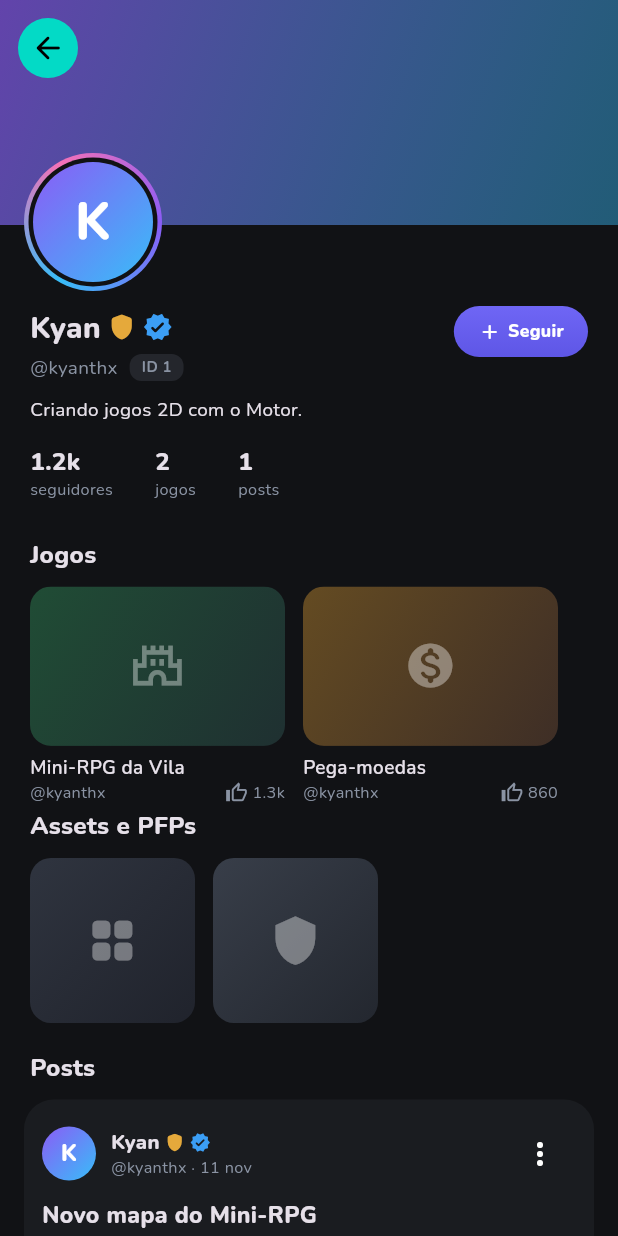
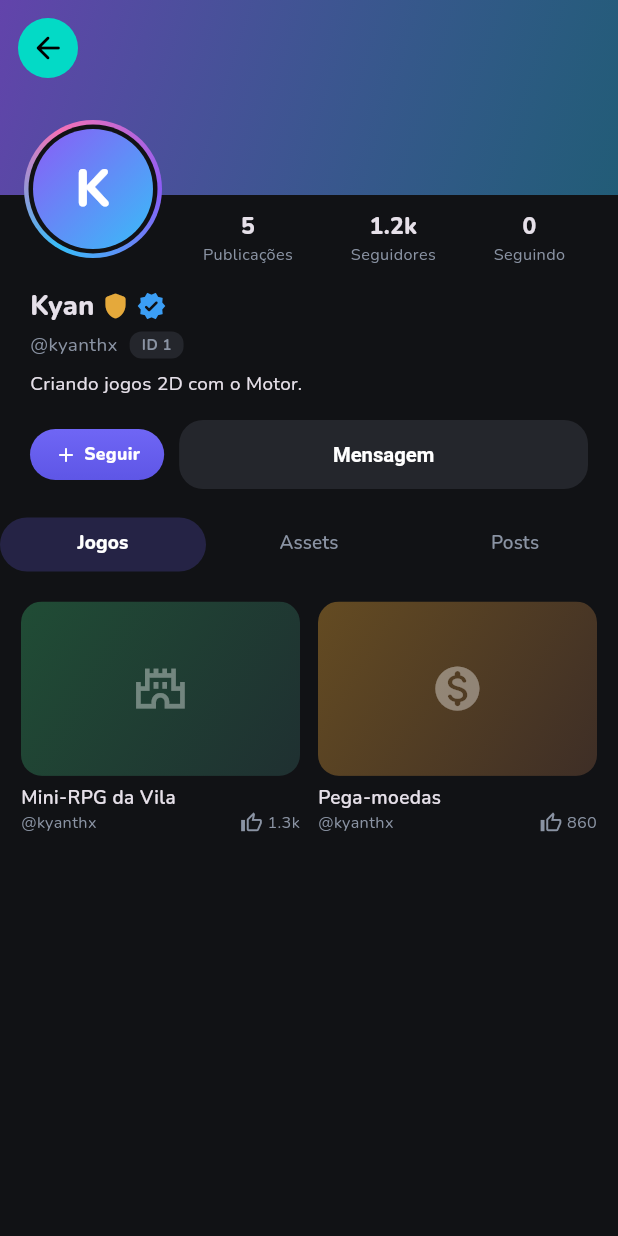
Before and after one commit to kyanthx-dv/motor-app, a Flutter app: the JogoPagina screen opened directly with sample values from the repository, after a tap on an icon or button, on a phone screen of 412 x 824 dp. Run offline on Flutter 3.47's test engine with Material 3 defaults, Android fonts, the phone set to English and light mode, and no system bars; our stand-ins replace google_fonts, webview_flutter; missing offline and left inert: webview_flutter_android.

Commit message:
Perfil estilo Instagram + comentarios em um nivel (#12)
* Perfil estilo Instagram unificado, respostas em um nivel, Novo jogo na aba

Co-Authored-By: Claude Sonnet 5.5 <noreply@anthropic.com>
Claude-Session: https://claude.ai/code/session_019R5tT4t3zo8BZSaGoiUJwV

* Remove codigo sem uso

Co-Authored-By: Claude Sonnet 5.5 <noreply@anthropic.com>
Claude-Session: https://claude.ai/code/session_019R5tT4t3zo8BZSaGoiUJwV

---------

Co-authored-by: Claude <noreply@anthropic.com>

```diff
--- a/lib/blocky/casca.dart
+++ b/lib/blocky/casca.dart
@@ -3,7 +3,6 @@ import 'package:flutter/material.dart';
 import 'icones.dart';
 import 'abas.dart';
 import 'criar.dart';
-import 'projeto.dart';
 import 'widgets.dart';
 
 /// Estrutura principal: 4 abas. Criar nao tem botao fixo: cada aba tem sua acao no lugar onde faz sentido
@@ -39,8 +38,6 @@ class _CascaState extends State<Casca> with SingleTickerProviderStateMixin {
         return _Acao(chave: 'loja', icone: Ic.subir, texto: 'Publicar', aoTocar: () => menuPublicar(context));
       case 2:
         return _Acao(chave: 'post', icone: Ic.lapis, texto: 'Postar', aoTocar: () => Navigator.of(context).push(MaterialPageRoute<void>(builder: (_) => const NovoPostTela())));
-      case 3:
-        return _Acao(chave: 'jogo', icone: Ic.mais, texto: 'Novo jogo', aoTocar: () => novoJogo(context));
     }
     return null;
   }
--- a/lib/blocky/dados.dart
+++ b/lib/blocky/dados.dart
@@ -102,9 +102,11 @@ class ItemLoja {
 enum Selo { dono, verificado, premium, bot }
 
 class Pessoa {
-  const Pessoa(this.usuario, this.nome, this.seguidores, {this.id = 0, this.selos = const [], this.bio = ''});
+  // seguindo: quantas pessoas ela segue
+  const Pessoa(this.usuario, this.nome, this.seguidores, {this.id = 0, this.selos = const [], this.bio = '', this.seguindo = 0});
   final String usuario;
   final String nome;
+  final int seguindo;
   final int seguidores;
   final int id; // ID numerico fixo da conta (nao muda como o @usuario)
   final List<Selo> selos;
--- a/lib/blocky/perfil_publico.dart
+++ b/lib/blocky/perfil_publico.dart
@@ -133,60 +133,59 @@ class PerfilPublicoTela extends StatelessWidget {
   const PerfilPublicoTela({super.key, required this.usuario});
   final String usuario;
 
+  void _ir(BuildContext context, Widget w) => Navigator.of(context).push(MaterialPageRoute<void>(builder: (_) => w));
+
   @override
   Widget build(BuildContext context) {
     final p = pessoaDe(usuario);
     final jogos = jogosExemplo.where((j) => j.autor == usuario).toList();
     final posts = postsExemplo.where((x) => x.autor == usuario).toList();
     final itens = itensLojaExemplo.where((i) => i.autor == usuario).toList();
+    Widget vazio() => const Padding(padding: EdgeInsets.all(40), child: Center(child: Text('Nada publicado ainda.', style: TextStyle(color: Cores.texto2))));
     return Scaffold(
-      body: ListView(padding: EdgeInsets.zero, children: [
-        CabecalhoPerfil(usuario: usuario, esquerda: IconButton.filledTonal(icon: const Icon(Ic.voltar), onPressed: () => Navigator.pop(context)), acao: const BotaoSeguir()),
-        Padding(
-          padding: const EdgeInsets.fromLTRB(20, 14, 20, 6),
-          child: Row(children: [_num('${abreviar(p.seguidores)}', 'seguidores'), const SizedBox(width: 28), _num('${jogos.length}', 'jogos'), const SizedBox(width: 28), _num('${posts.length}', 'posts')]),
-        ),
-        if (jogos.isNotEmpty) ...[
-          _titulo('Jogos'),
-          SizedBox(
-            height: 130,
-            child: ListView.separated(scrollDirection: Axis.horizontal, padding: const EdgeInsets.symmetric(horizontal: 20), itemCount: jogos.length, separatorBuilder: (_, __) => const SizedBox(width: 12), itemBuilder: (_, i) => CartaoJogo(jogo: jogos[i], largura: 170, aoTocar: () => Navigator.of(context).push(MaterialPageRoute<void>(builder: (_) => JogoPagina(jogo: jogos[i]))))),
-          ),
-        ],
-        if (itens.isNotEmpty) ...[
-          _titulo('Assets e PFPs'),
-          SizedBox(
-            height: 110,
-            child: ListView.separated(
-              scrollDirection: Axis.horizontal,
-              padding: const EdgeInsets.symmetric(horizontal: 20),
-              itemCount: itens.length,
-              separatorBuilder: (_, __) => const SizedBox(width: 12),
-              itemBuilder: (_, i) => Toque(aoTocar: () => Navigator.of(context).push(MaterialPageRoute<void>(builder: (_) => ItemPagina(item: itens[i]))), child: SizedBox(width: 110, child: Capa(cor1: itens[i].cor1, cor2: itens[i].cor2, icone: itens[i].icone))),
+      body: DefaultTabController(
+        length: 3,
+        child: NestedScrollView(
+          headerSliverBuilder: (_, __) => [
+            SliverToBoxAdapter(
+              child: CabecalhoPerfil(
+                usuario: usuario,
+                esquerda: IconButton.filledTonal(icon: const Icon(Ic.voltar), onPressed: () => Navigator.pop(context)),
+                stats: [('${jogos.length + posts.length + itens.length}', 'Publicações'), (abreviar(p.seguidores), 'Seguidores'), ('${p.seguindo}', 'Seguindo')],
+                botoes: Row(children: [
+                  const BotaoSeguir(),
+                  const SizedBox(width: 10),
+                  Expanded(child: OutlinedButton(onPressed: () => emBreve(context, 'Mensagens'), child: const Text('Mensagem'))),
+                ]),
               ),
             ),
+            SliverPersistentHeader(pinned: true, delegate: TabsFixas(const BarraAbas(['Jogos', 'Assets', 'Posts']))),
           ],
-        if (posts.isNotEmpty) ...[_titulo('Posts'), Padding(padding: const EdgeInsets.symmetric(horizontal: 16), child: Column(children: [for (final x in posts) CartaoPost(post: x)]))],
-        if (jogos.isEmpty && posts.isEmpty && itens.isEmpty) const Padding(padding: EdgeInsets.all(40), child: Center(child: Text('Nada publicado ainda.', style: TextStyle(color: Cores.texto2)))),
-        const SizedBox(height: 30),
+          body: TabBarView(children: [
+            jogos.isEmpty
+                ? vazio()
+                : GridView.count(padding: const EdgeInsets.all(14), crossAxisCount: 2, mainAxisSpacing: 14, crossAxisSpacing: 12, childAspectRatio: 1.2, children: [for (final j in jogos) CartaoJogo(jogo: j, aoTocar: () => _ir(context, JogoPagina(jogo: j)))]),
+            itens.isEmpty
+                ? vazio()
+                : GridView.count(padding: const EdgeInsets.all(14), crossAxisCount: 3, mainAxisSpacing: 10, crossAxisSpacing: 10, children: [for (final i in itens) Toque(aoTocar: () => _ir(context, ItemPagina(item: i)), child: Capa(cor1: i.cor1, cor2: i.cor2, icone: i.icone))]),
+            posts.isEmpty ? vazio() : ListView(padding: const EdgeInsets.all(14), children: [for (final x in posts) CartaoPost(post: x)]),
           ]),
+        ),
+      ),
     );
   }
-
-  Widget _titulo(String t) => Padding(padding: const EdgeInsets.fromLTRB(20, 18, 20, 10), child: Text(t, style: const TextStyle(fontSize: 18, fontWeight: FontWeight.w800)));
-
-  Widget _num(String v, String r) => Column(crossAxisAlignment: CrossAxisAlignment.start, children: [Text(v, style: const TextStyle(fontSize: 18, fontWeight: FontWeight.w800)), Text(r, style: const TextStyle(color: Cores.texto2, fontSize: 12))]);
 }
 
 /// Topo de perfil (proprio e publico): banner, foto, nome + selos, @usuario e ID.
 /// O banner e um espaco pronto: hoje degrade; depois mostra a imagem enviada.
 class CabecalhoPerfil extends StatelessWidget {
-  const CabecalhoPerfil({super.key, required this.usuario, this.esquerda, this.direita, this.proprio = false, this.acao});
+  const CabecalhoPerfil({super.key, required this.usuario, this.esquerda, this.direita, this.proprio = false, this.stats = const [], this.botoes});
   final String usuario;
   final Widget? esquerda; // ex.: voltar
   final Widget? direita; // ex.: configuracoes
   final bool proprio;
-  final Widget? acao; // ex.: Seguir
+  final List<(String, String)> stats; // numeros ao lado da foto
+  final Widget? botoes; // linha de botoes abaixo da bio
 
   @override
   Widget build(BuildContext context) {
@@ -195,7 +194,7 @@ class CabecalhoPerfil extends StatelessWidget {
     return Column(crossAxisAlignment: CrossAxisAlignment.start, children: [
       Stack(clipBehavior: Clip.none, children: [
         Container(
-          height: 150,
+          height: 130,
           width: double.infinity,
           decoration: BoxDecoration(gradient: LinearGradient(colors: [c[0].withAlpha(170), c[1].withAlpha(110)], begin: Alignment.topLeft, end: Alignment.bottomRight)),
           child: SafeArea(
@@ -212,15 +211,24 @@ class CabecalhoPerfil extends StatelessWidget {
               child: Container(padding: const EdgeInsets.symmetric(horizontal: 10, vertical: 6), decoration: BoxDecoration(color: Colors.black.withAlpha(110), borderRadius: BorderRadius.circular(14)), child: const Row(mainAxisSize: MainAxisSize.min, children: [Icon(Ic.camera, size: 15, color: Colors.white), SizedBox(width: 5), Text('Banner', style: TextStyle(fontSize: 12, color: Colors.white, fontWeight: FontWeight.w700))])),
             ),
           ),
-        Positioned(left: 16, bottom: -44, child: AvatarUsuario(usuario, raio: 40, anel: true)),
+        Positioned(left: 16, bottom: -42, child: AvatarUsuario(usuario, raio: 40, anel: true)),
       ]),
-      const SizedBox(height: 54),
+      Padding(
+        padding: const EdgeInsets.fromLTRB(16, 10, 16, 0),
+        child: Row(children: [
+          const SizedBox(width: 100),
+          Expanded(
+            child: Row(mainAxisAlignment: MainAxisAlignment.spaceAround, children: [
+              for (final s in stats) Column(children: [Text(s.$1, style: const TextStyle(fontSize: 17, fontWeight: FontWeight.w800)), Text(s.$2, style: const TextStyle(color: Cores.texto2, fontSize: 12))]),
+            ]),
+          ),
+        ]),
+      ),
+      const SizedBox(height: 14),
       Padding(
         padding: const EdgeInsets.symmetric(horizontal: 20),
-        child: Row(crossAxisAlignment: CrossAxisAlignment.start, children: [
-          Expanded(
         child: Column(crossAxisAlignment: CrossAxisAlignment.start, children: [
-              Row(children: [Flexible(child: Text(p.nome, maxLines: 1, overflow: TextOverflow.ellipsis, style: const TextStyle(fontSize: 22, fontWeight: FontWeight.w800))), Selos(p.selos, tamanho: 20)]),
+          Row(children: [Flexible(child: Text(p.nome, maxLines: 1, overflow: TextOverflow.ellipsis, style: const TextStyle(fontSize: 20, fontWeight: FontWeight.w800))), Selos(p.selos, tamanho: 20)]),
           const SizedBox(height: 4),
           Row(children: [
             Text('@${p.usuario}', style: const TextStyle(color: Cores.texto2)),
@@ -233,12 +241,10 @@ class CabecalhoPerfil extends StatelessWidget {
               child: Container(padding: const EdgeInsets.symmetric(horizontal: 8, vertical: 2), decoration: BoxDecoration(color: Cores.cartao2, borderRadius: BorderRadius.circular(8)), child: Text('ID ${p.id}', style: const TextStyle(fontSize: 11, fontWeight: FontWeight.w700, color: Cores.texto2))),
             ),
           ]),
+          if (p.bio.isNotEmpty) Padding(padding: const EdgeInsets.only(top: 8), child: Text(p.bio)),
         ]),
       ),
-          if (acao != null) acao!,
-        ]),
-      ),
-      if (p.bio.isNotEmpty) Padding(padding: const EdgeInsets.fromLTRB(20, 10, 20, 0), child: Text(p.bio)),
+      if (botoes != null) Padding(padding: const EdgeInsets.fromLTRB(20, 14, 20, 12), child: botoes),
     ]);
   }
 }
```
Also changed, not shown: lib/blocky/abas.dart (+11 -37 lines), lib/blocky/comentarios.dart (+7 -1 lines), lib/blocky/widgets.dart (+15 -0 lines). Lines whose indentation alone changed are shown as unchanged.
